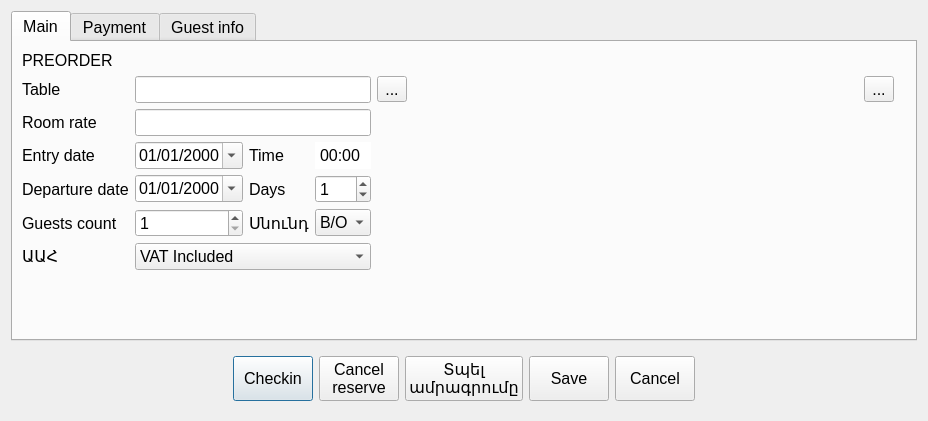
This is Waiter/dlgpreorderw.ui in End1-1/Cafe5 as Qt 5 draws it before an edit. The edited form follows.
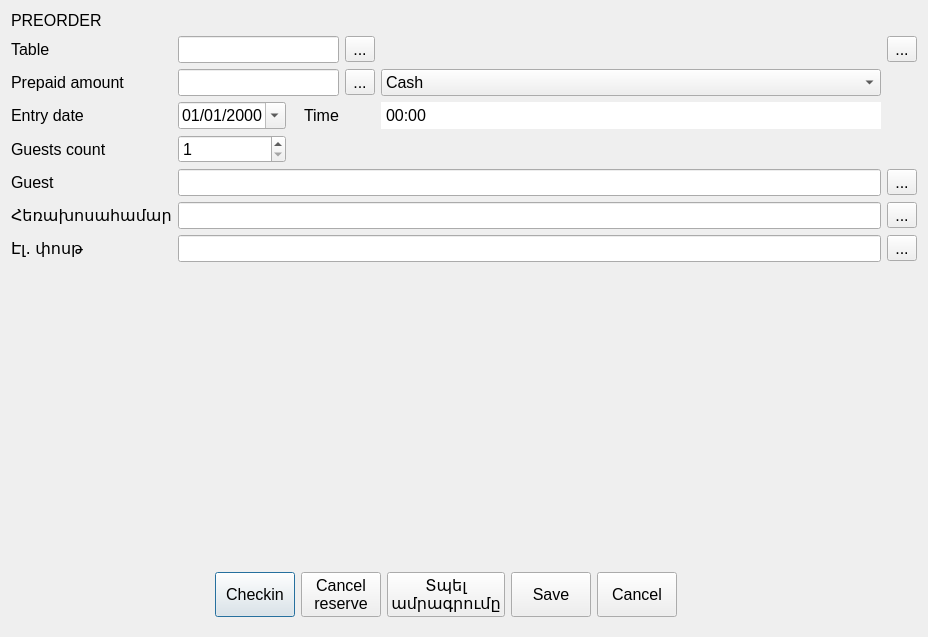
This is the edited form. Icons and pictures are not drawn. Custom widgets are drawn as their Qt base class.

Diff of the .ui file:
```diff
--- a/Waiter/dlgpreorderw.ui
+++ b/Waiter/dlgpreorderw.ui
@@ -7,7 +7,7 @@
     <x>0</x>
     <y>0</y>
     <width>928</width>
-    <height>421</height>
+    <height>637</height>
    </rect>
   </property>
   <property name="font">
@@ -19,612 +19,181 @@
    <string>Preorder</string>
   </property>
   <layout class="QGridLayout" name="gridLayout">
-   <item row="6" column="5">
-    <widget class="QTabWidget" name="tabWidget">
+   <item row="6" column="2" colspan="6">
+    <widget class="C5LineEdit" name="leGuestName">
      <property name="font">
       <font>
        <pointsize>12</pointsize>
       </font>
      </property>
-     <property name="currentIndex">
-      <number>0</number>
+    </widget>
+   </item>
+   <item row="3" column="0">
+    <widget class="QLabel" name="lbRoomRate">
+     <property name="font">
+      <font>
+       <pointsize>12</pointsize>
+      </font>
      </property>
-     <widget class="QWidget" name="tab">
-      <attribute name="title">
-       <string>Main</string>
-      </attribute>
-      <layout class="QGridLayout" name="gridLayout_2">
-       <item row="2" column="0">
-        <widget class="QLabel" name="lbRoomRate">
-         <property name="font">
-          <font>
-           <pointsize>12</pointsize>
-          </font>
-         </property>
-         <property name="text">
-          <string>Room rate</string>
-         </property>
-        </widget>
-       </item>
-       <item row="1" column="0">
-        <widget class="QLabel" name="lbTable">
-         <property name="font">
-          <font>
-           <pointsize>12</pointsize>
-          </font>
-         </property>
-         <property name="text">
-          <string>Table</string>
-         </property>
-        </widget>
-       </item>
-       <item row="1" column="5">
-        <spacer name="horizontalSpacer_3">
-         <property name="orientation">
-          <enum>Qt::Horizontal</enum>
-         </property>
-         <property name="sizeHint" stdset="0">
-          <size>
-           <width>40</width>
-           <height>20</height>
-          </size>
-         </property>
-        </spacer>
-       </item>
-       <item row="1" column="1" colspan="3">
-        <widget class="C5LineEdit" name="leTable">
-         <property name="font">
-          <font>
-           <pointsize>12</pointsize>
-          </font>
-         </property>
-         <property name="readOnly">
-          <bool>true</bool>
-         </property>
-        </widget>
-       </item>
-       <item row="4" column="0">
-        <widget class="QLabel" name="lbCheckout">
-         <property name="font">
-          <font>
-           <pointsize>12</pointsize>
-          </font>
-         </property>
-         <property name="text">
-          <string>Departure date</string>
-         </property>
-        </widget>
-       </item>
-       <item row="3" column="0">
-        <widget class="QLabel" name="label">
-         <property name="font">
-          <font>
-           <pointsize>12</pointsize>
-          </font>
-         </property>
-         <property name="text">
-          <string>Entry date</string>
-         </property>
-        </widget>
-       </item>
-       <item row="4" column="3">
-        <widget class="QSpinBox" name="leDays">
-         <property name="sizePolicy">
-          <sizepolicy hsizetype="Minimum" vsizetype="Fixed">
-           <horstretch>0</horstretch>
-           <verstretch>0</verstretch>
-          </sizepolicy>
-         </property>
-         <property name="font">
-          <font>
-           <pointsize>12</pointsize>
-          </font>
-         </property>
-         <property name="styleSheet">
-          <string notr="true"/>
-         </property>
-         <property name="showGroupSeparator" stdset="0">
-          <bool>false</bool>
-         </property>
-         <property name="suffix">
-          <string/>
-         </property>
-         <property name="prefix">
-          <string/>
-         </property>
-         <property name="minimum">
-          <number>0</number>
-         </property>
-         <property name="maximum">
-          <number>999</number>
-         </property>
-         <property name="value">
-          <number>1</number>
-         </property>
-         <property name="displayIntegerBase">
-          <number>10</number>
-         </property>
-        </widget>
-       </item>
-       <item row="6" column="3">
-        <widget class="QComboBox" name="cbMealPlan">
-         <property name="font">
-          <font>
-           <pointsize>12</pointsize>
-          </font>
-         </property>
-         <item>
-          <property name="text">
-           <string>B/O</string>
-          </property>
-         </item>
-         <item>
-          <property name="text">
-           <string>B/B</string>
-          </property>
-         </item>
-         <item>
-          <property name="text">
-           <string>H/B</string>
-          </property>
-         </item>
-         <item>
-          <property name="text">
-           <string>F/B</string>
-          </property>
-         </item>
-        </widget>
-       </item>
-       <item row="6" column="1">
-        <widget class="QSpinBox" name="leGuest">
-         <property name="sizePolicy">
-          <sizepolicy hsizetype="Minimum" vsizetype="Fixed">
-           <horstretch>0</horstretch>
-           <verstretch>0</verstretch>
-          </sizepolicy>
-         </property>
-         <property name="font">
-          <font>
-           <pointsize>12</pointsize>
-          </font>
-         </property>
-         <property name="styleSheet">
-          <string notr="true"/>
-         </property>
-         <property name="showGroupSeparator" stdset="0">
-          <bool>false</bool>
-         </property>
-         <property name="suffix">
-          <string/>
-         </property>
-         <property name="prefix">
-          <string/>
-         </property>
-         <property name="minimum">
-          <number>1</number>
-         </property>
-         <property name="maximum">
-          <number>999</number>
-         </property>
-         <property name="value">
-          <number>1</number>
-         </property>
-         <property name="displayIntegerBase">
-          <number>10</number>
-         </property>
-        </widget>
-       </item>
-       <item row="2" column="1" colspan="3">
-        <widget class="C5LineEdit" name="leRoomRate">
-         <property name="font">
-          <font>
-           <pointsize>12</pointsize>
-          </font>
-         </property>
-         <property name="type" stdset="0">
-          <number>1</number>
-         </property>
-        </widget>
-       </item>
-       <item row="4" column="1">
-        <widget class="QDateEdit" name="leDateCheckout">
-         <property name="sizePolicy">
-          <sizepolicy hsizetype="Minimum" vsizetype="Fixed">
-           <horstretch>0</horstretch>
-           <verstretch>0</verstretch>
-          </sizepolicy>
-         </property>
-         <property name="font">
-          <font>
-           <pointsize>12</pointsize>
-          </font>
-         </property>
-         <property name="styleSheet">
-          <string notr="true">QTimeEdit::up-arrow {width: 0;} QTimeEdit::up-button {width: 0;}QTimeEdit::down-button {width: 0;}</string>
-         </property>
-         <property name="displayFormat">
-          <string>dd/MM/yyyy</string>
-         </property>
-         <property name="calendarPopup">
-          <bool>true</bool>
-         </property>
-        </widget>
-       </item>
-       <item row="6" column="2">
-        <widget class="QLabel" name="lbDays_2">
-         <property name="font">
-          <font>
-           <pointsize>12</pointsize>
-          </font>
-         </property>
-         <property name="text">
-          <string>Սնունդ</string>
-         </property>
-        </widget>
-       </item>
-       <item row="3" column="2">
-        <widget class="QLabel" name="label_2">
-         <property name="font">
-          <font>
-           <pointsize>12</pointsize>
-          </font>
-         </property>
-         <property name="text">
-          <string>Time</string>
-         </property>
-        </widget>
-       </item>
-       <item row="3" column="1">
-        <widget class="QDateEdit" name="leDate">
-         <property name="sizePolicy">
-          <sizepolicy hsizetype="Minimum" vsizetype="Fixed">
-           <horstretch>0</horstretch>
-           <verstretch>0</verstretch>
-          </sizepolicy>
-         </property>
-         <property name="font">
-          <font>
-           <pointsize>12</pointsize>
-          </font>
-         </property>
-         <property name="styleSheet">
-          <string notr="true">QTimeEdit::up-arrow {width: 0;} QTimeEdit::up-button {width: 0;}QTimeEdit::down-button {width: 0;}</string>
-         </property>
-         <property name="displayFormat">
-          <string>dd/MM/yyyy</string>
-         </property>
-         <property name="calendarPopup">
-          <bool>true</bool>
-         </property>
-        </widget>
-       </item>
-       <item row="6" column="0">
-        <widget class="QLabel" name="label_4">
-         <property name="font">
-          <font>
-           <pointsize>12</pointsize>
-          </font>
-         </property>
-         <property name="text">
-          <string>Guests count</string>
-         </property>
-        </widget>
-       </item>
-       <item row="0" column="0" colspan="9">
-        <widget class="QLabel" name="lbPreorder">
-         <property name="font">
-          <font>
-           <pointsize>12</pointsize>
-          </font>
-         </property>
-         <property name="text">
-          <string>PREORDER</string>
-         </property>
-        </widget>
-       </item>
-       <item row="3" column="3">
-        <widget class="QTimeEdit" name="timeEdit">
-         <property name="sizePolicy">
-          <sizepolicy hsizetype="Minimum" vsizetype="Fixed">
-           <horstretch>0</horstretch>
-           <verstretch>0</verstretch>
-          </sizepolicy>
-         </property>
-         <property name="font">
-          <font>
-           <pointsize>12</pointsize>
-          </font>
-         </property>
-         <property name="styleSheet">
-          <string notr="true">QTimeEdit::up-arrow {width: 0;} QTimeEdit::up-button {width: 0;}QTimeEdit::down-button {width: 0;}</string>
-         </property>
-         <property name="displayFormat">
-          <string>HH:mm</string>
-         </property>
-         <property name="calendarPopup">
-          <bool>false</bool>
-         </property>
-         <property name="currentSectionIndex">
-          <number>0</number>
-         </property>
-        </widget>
-       </item>
-       <item row="1" column="4">
-        <widget class="QToolButton" name="btnSelectTable">
-         <property name="font">
-          <font>
-           <pointsize>12</pointsize>
-          </font>
-         </property>
-         <property name="text">
-          <string>...</string>
-         </property>
-         <property name="icon">
-          <iconset resource="../resources/res.qrc">
-           <normaloff>:/edit.png</normaloff>:/edit.png</iconset>
-         </property>
-         <property name="iconSize">
-          <size>
-           <width>16</width>
-           <height>16</height>
-          </size>
-         </property>
-        </widget>
-       </item>
-       <item row="4" column="2">
-        <widget class="QLabel" name="lbDays">
-         <property name="font">
-          <font>
-           <pointsize>12</pointsize>
-          </font>
-         </property>
-         <property name="text">
-          <string>Days</string>
-         </property>
-        </widget>
-       </item>
-       <item row="7" column="0">
-        <widget class="QLabel" name="label_5">
-         <property name="font">
-          <font>
-           <pointsize>12</pointsize>
-          </font>
-         </property>
-         <property name="text">
-          <string>ԱԱՀ</string>
-         </property>
-        </widget>
-       </item>
-       <item row="7" column="1" colspan="3">
-        <widget class="QComboBox" name="cbVatMode">
-         <property name="font">
-          <font>
-           <pointsize>12</pointsize>
-          </font>
-         </property>
-         <item>
-          <property name="text">
-           <string>VAT Included</string>
-          </property>
-         </item>
-         <item>
-          <property name="text">
-           <string>No VAT</string>
-          </property>
-         </item>
-         <item>
-          <property name="text">
-           <string>VAT not included</string>
-          </property>
-         </item>
-        </widget>
-       </item>
-       <item row="8" column="1">
-        <spacer name="verticalSpacer">
-         <property name="orientation">
-          <enum>Qt::Vertical</enum>
-         </property>
-         <property name="sizeHint" stdset="0">
-          <size>
-           <width>20</width>
-           <height>40</height>
-          </size>
-         </property>
-        </spacer>
-       </item>
-       <item row="1" column="6">
-        <widget class="QToolButton" name="btnCopyID">
-         <property name="text">
-          <string>...</string>
-         </property>
-        </widget>
-       </item>
-      </layout>
-     </widget>
-     <widget class="QWidget" name="tab_2">
-      <attribute name="title">
-       <string>Payment</string>
-      </attribute>
-      <layout class="QVBoxLayout" name="verticalLayout">
-       <item>
-        <widget class="QTableWidget" name="tblPayment">
-         <property name="selectionMode">
-          <enum>QAbstractItemView::SingleSelection</enum>
-         </property>
-         <property name="selectionBehavior">
-          <enum>QAbstractItemView::SelectItems</enum>
-         </property>
-         <attribute name="verticalHeaderVisible">
-          <bool>false</bool>
-         </attribute>
-         <row>
-          <property name="text">
-           <string>New Row</string>
-          </property>
-         </row>
-         <column>
-          <property name="text">
-           <string>UUID</string>
-          </property>
-         </column>
-         <column>
-          <property name="text">
-           <string>Payment type</string>
-          </property>
-         </column>
-         <column>
-          <property name="text">
-           <string>Date</string>
-          </property>
-         </column>
-         <column>
-          <property name="text">
-           <string>Purpose</string>
-          </property>
-         </column>
-         <column>
-          <property name="text">
-           <string>Amount</string>
-          </property>
-         </column>
-         <column>
-          <property name="text">
-           <string>Fiscal</string>
-          </property>
-         </column>
-        </widget>
-       </item>
-      </layout>
-     </widget>
-     <widget class="QWidget" name="tab_3">
-      <attribute name="title">
-       <string>Guest info</string>
-      </attribute>
-      <layout class="QGridLayout" name="gridLayout_3">
-       <item row="1" column="2">
-        <widget class="C5LineEdit" name="lePhone">
-         <property name="font">
-          <font>
-           <pointsize>12</pointsize>
-          </font>
-         </property>
-        </widget>
-       </item>
-       <item row="3" column="0">
-        <widget class="QLabel" name="label_12">
-         <property name="font">
-          <font>
-           <pointsize>12</pointsize>
-          </font>
-         </property>
-         <property name="text">
-          <string>Անձնագիր</string>
-         </property>
-        </widget>
-       </item>
-       <item row="0" column="3">
-        <widget class="QToolButton" name="btnEditGuestname">
-         <property name="font">
-          <font>
-           <pointsize>12</pointsize>
-          </font>
-         </property>
-         <property name="text">
-          <string>...</string>
-         </property>
-         <property name="icon">
-          <iconset resource="../resources/res.qrc">
-           <normaloff>:/edit.png</normaloff>:/edit.png</iconset>
-         </property>
-         <property name="iconSize">
-          <size>
-           <width>16</width>
-           <height>16</height>
-          </size>
-         </property>
-        </widget>
-       </item>
-       <item row="2" column="2">
-        <widget class="C5LineEdit" name="leEmail">
-         <property name="font">
-          <font>
-           <pointsize>12</pointsize>
-          </font>
-         </property>
-        </widget>
-       </item>
-       <item row="0" column="2">
-        <widget class="C5LineEdit" name="leGuestName">
-         <property name="font">
-          <font>
-           <pointsize>12</pointsize>
-          </font>
-         </property>
-        </widget>
-       </item>
-       <item row="0" column="0" colspan="2">
-        <widget class="QLabel" name="label_7">
-         <property name="font">
-          <font>
-           <pointsize>12</pointsize>
-          </font>
-         </property>
-         <property name="text">
-          <string>Guest</string>
-         </property>
-        </widget>
-       </item>
-       <item row="1" column="0">
-        <widget class="QLabel" name="label_10">
-         <property name="font">
-          <font>
-           <pointsize>12</pointsize>
-          </font>
-         </property>
-         <property name="text">
-          <string>Հեռախոսահամար</string>
-         </property>
-        </widget>
-       </item>
-       <item row="2" column="0">
-        <widget class="QLabel" name="label_11">
-         <property name="font">
-          <font>
-           <pointsize>12</pointsize>
-          </font>
-         </property>
-         <property name="text">
-          <string>Էլ․ փոսթ</string>
-         </property>
-        </widget>
-       </item>
-       <item row="4" column="1">
-        <spacer name="verticalSpacer_2">
-         <property name="orientation">
-          <enum>Qt::Vertical</enum>
-         </property>
-         <property name="sizeHint" stdset="0">
-          <size>
-           <width>20</width>
-           <height>40</height>
-          </size>
-         </property>
-        </spacer>
-       </item>
-       <item row="3" column="2">
-        <widget class="C5LineEdit" name="lePassport">
-         <property name="font">
-          <font>
-           <pointsize>12</pointsize>
-          </font>
-         </property>
-        </widget>
-       </item>
-      </layout>
-     </widget>
+     <property name="text">
+      <string>Prepaid amount</string>
+     </property>
     </widget>
    </item>
-   <item row="7" column="5">
+   <item row="5" column="2">
+    <widget class="QSpinBox" name="leGuest">
+     <property name="sizePolicy">
+      <sizepolicy hsizetype="Minimum" vsizetype="Fixed">
+       <horstretch>0</horstretch>
+       <verstretch>0</verstretch>
+      </sizepolicy>
+     </property>
+     <property name="font">
+      <font>
+       <pointsize>12</pointsize>
+      </font>
+     </property>
+     <property name="styleSheet">
+      <string notr="true"/>
+     </property>
+     <property name="showGroupSeparator" stdset="0">
+      <bool>false</bool>
+     </property>
+     <property name="suffix">
+      <string/>
+     </property>
+     <property name="prefix">
+      <string/>
+     </property>
+     <property name="minimum">
+      <number>1</number>
+     </property>
+     <property name="maximum">
+      <number>999</number>
+     </property>
+     <property name="value">
+      <number>1</number>
+     </property>
+     <property name="displayIntegerBase">
+      <number>10</number>
+     </property>
+    </widget>
+   </item>
+   <item row="4" column="0">
+    <widget class="QLabel" name="label">
+     <property name="font">
+      <font>
+       <pointsize>12</pointsize>
+      </font>
+     </property>
+     <property name="text">
+      <string>Entry date</string>
+     </property>
+    </widget>
+   </item>
+   <item row="4" column="5">
+    <widget class="QLabel" name="label_2">
+     <property name="font">
+      <font>
+       <pointsize>12</pointsize>
+      </font>
+     </property>
+     <property name="text">
+      <string>Time</string>
+     </property>
+    </widget>
+   </item>
+   <item row="1" column="7">
+    <spacer name="horizontalSpacer_3">
+     <property name="orientation">
+      <enum>Qt::Horizontal</enum>
+     </property>
+     <property name="sizeHint" stdset="0">
+      <size>
+       <width>529</width>
+       <height>20</height>
+      </size>
+     </property>
+    </spacer>
+   </item>
+   <item row="5" column="0">
+    <widget class="QLabel" name="label_4">
+     <property name="font">
+      <font>
+       <pointsize>12</pointsize>
+      </font>
+     </property>
+     <property name="text">
+      <string>Guests count</string>
+     </property>
+    </widget>
+   </item>
+   <item row="8" column="0">
+    <widget class="QLabel" name="label_11">
+     <property name="font">
+      <font>
+       <pointsize>12</pointsize>
+      </font>
+     </property>
+     <property name="text">
+      <string>Էլ․ փոսթ</string>
+     </property>
+    </widget>
+   </item>
+   <item row="1" column="8">
+    <widget class="QToolButton" name="btnCopyID">
+     <property name="text">
+      <string>...</string>
+     </property>
+    </widget>
+   </item>
+   <item row="8" column="8">
+    <widget class="QToolButton" name="btnEditEmail">
+     <property name="font">
+      <font>
+       <pointsize>12</pointsize>
+      </font>
+     </property>
+     <property name="text">
+      <string>...</string>
+     </property>
+     <property name="icon">
+      <iconset resource="../resources/res.qrc">
+       <normaloff>:/edit.png</normaloff>:/edit.png</iconset>
+     </property>
+     <property name="iconSize">
+      <size>
+       <width>16</width>
+       <height>16</height>
+      </size>
+     </property>
+    </widget>
+   </item>
+   <item row="4" column="2">
+    <widget class="QDateEdit" name="leDate">
+     <property name="sizePolicy">
+      <sizepolicy hsizetype="Minimum" vsizetype="Fixed">
+       <horstretch>0</horstretch>
+       <verstretch>0</verstretch>
+      </sizepolicy>
+     </property>
+     <property name="font">
+      <font>
+       <pointsize>12</pointsize>
+      </font>
+     </property>
+     <property name="styleSheet">
+      <string notr="true">QTimeEdit::up-arrow {width: 0;} QTimeEdit::up-button {width: 0;}QTimeEdit::down-button {width: 0;}</string>
+     </property>
+     <property name="displayFormat">
+      <string>dd/MM/yyyy</string>
+     </property>
+     <property name="calendarPopup">
+      <bool>true</bool>
+     </property>
+    </widget>
+   </item>
+   <item row="10" column="0" colspan="8">
     <widget class="QWidget" name="widget" native="true">
      <property name="font">
       <font>
@@ -793,6 +362,238 @@
      </layout>
     </widget>
    </item>
+   <item row="7" column="8">
+    <widget class="QToolButton" name="btnEditPhone">
+     <property name="font">
+      <font>
+       <pointsize>12</pointsize>
+      </font>
+     </property>
+     <property name="text">
+      <string>...</string>
+     </property>
+     <property name="icon">
+      <iconset resource="../resources/res.qrc">
+       <normaloff>:/edit.png</normaloff>:/edit.png</iconset>
+     </property>
+     <property name="iconSize">
+      <size>
+       <width>16</width>
+       <height>16</height>
+      </size>
+     </property>
+    </widget>
+   </item>
+   <item row="6" column="0">
+    <widget class="QLabel" name="label_7">
+     <property name="font">
+      <font>
+       <pointsize>12</pointsize>
+      </font>
+     </property>
+     <property name="text">
+      <string>Guest</string>
+     </property>
+    </widget>
+   </item>
+   <item row="4" column="7">
+    <widget class="QTimeEdit" name="timeEdit">
+     <property name="sizePolicy">
+      <sizepolicy hsizetype="Minimum" vsizetype="Fixed">
+       <horstretch>0</horstretch>
+       <verstretch>0</verstretch>
+      </sizepolicy>
+     </property>
+     <property name="font">
+      <font>
+       <pointsize>12</pointsize>
+      </font>
+     </property>
+     <property name="styleSheet">
+      <string notr="true">QTimeEdit::up-arrow {width: 0;} QTimeEdit::up-button {width: 0;}QTimeEdit::down-button {width: 0;}</string>
+     </property>
+     <property name="displayFormat">
+      <string>HH:mm</string>
+     </property>
+     <property name="calendarPopup">
+      <bool>false</bool>
+     </property>
+     <property name="currentSectionIndex">
+      <number>0</number>
+     </property>
+    </widget>
+   </item>
+   <item row="1" column="0">
+    <widget class="QLabel" name="lbTable">
+     <property name="font">
+      <font>
+       <pointsize>12</pointsize>
+      </font>
+     </property>
+     <property name="text">
+      <string>Table</string>
+     </property>
+    </widget>
+   </item>
+   <item row="7" column="2" colspan="6">
+    <widget class="C5LineEdit" name="lePhone">
+     <property name="font">
+      <font>
+       <pointsize>12</pointsize>
+      </font>
+     </property>
+    </widget>
+   </item>
+   <item row="8" column="2" colspan="6">
+    <widget class="C5LineEdit" name="leEmail">
+     <property name="font">
+      <font>
+       <pointsize>12</pointsize>
+      </font>
+     </property>
+    </widget>
+   </item>
+   <item row="3" column="7">
+    <widget class="QComboBox" name="cbPaymentMode">
+     <item>
+      <property name="text">
+       <string>Cash</string>
+      </property>
+     </item>
+     <item>
+      <property name="text">
+       <string>Card</string>
+      </property>
+     </item>
+    </widget>
+   </item>
+   <item row="6" column="8">
+    <widget class="QToolButton" name="btnEditGuestname">
+     <property name="font">
+      <font>
+       <pointsize>12</pointsize>
+      </font>
+     </property>
+     <property name="text">
+      <string>...</string>
+     </property>
+     <property name="icon">
+      <iconset resource="../resources/res.qrc">
+       <normaloff>:/edit.png</normaloff>:/edit.png</iconset>
+     </property>
+     <property name="iconSize">
+      <size>
+       <width>16</width>
+       <height>16</height>
+      </size>
+     </property>
+    </widget>
+   </item>
+   <item row="0" column="0">
+    <widget class="QLabel" name="lbPreorder">
+     <property name="font">
+      <font>
+       <pointsize>12</pointsize>
+      </font>
+     </property>
+     <property name="text">
+      <string>PREORDER</string>
+     </property>
+    </widget>
+   </item>
+   <item row="9" column="0">
+    <spacer name="verticalSpacer">
+     <property name="orientation">
+      <enum>Qt::Vertical</enum>
+     </property>
+     <property name="sizeHint" stdset="0">
+      <size>
+       <width>20</width>
+       <height>269</height>
+      </size>
+     </property>
+    </spacer>
+   </item>
+   <item row="7" column="0" colspan="2">
+    <widget class="QLabel" name="label_10">
+     <property name="font">
+      <font>
+       <pointsize>12</pointsize>
+      </font>
+     </property>
+     <property name="text">
+      <string>Հեռախոսահամար</string>
+     </property>
+    </widget>
+   </item>
+   <item row="1" column="6">
+    <widget class="QToolButton" name="btnSelectTable">
+     <property name="font">
+      <font>
+       <pointsize>12</pointsize>
+      </font>
+     </property>
+     <property name="text">
+      <string>...</string>
+     </property>
+     <property name="icon">
+      <iconset resource="../resources/res.qrc">
+       <normaloff>:/edit.png</normaloff>:/edit.png</iconset>
+     </property>
+     <property name="iconSize">
+      <size>
+       <width>16</width>
+       <height>16</height>
+      </size>
+     </property>
+    </widget>
+   </item>
+   <item row="3" column="2" colspan="4">
+    <widget class="C5LineEdit" name="leRoomRate">
+     <property name="font">
+      <font>
+       <pointsize>12</pointsize>
+      </font>
+     </property>
+     <property name="type" stdset="0">
+      <number>1</number>
+     </property>
+    </widget>
+   </item>
+   <item row="3" column="6">
+    <widget class="QToolButton" name="btnEditAmount">
+     <property name="font">
+      <font>
+       <pointsize>12</pointsize>
+      </font>
+     </property>
+     <property name="text">
+      <string>...</string>
+     </property>
+     <property name="icon">
+      <iconset resource="../resources/res.qrc">
+       <normaloff>:/edit.png</normaloff>:/edit.png</iconset>
+     </property>
+     <property name="iconSize">
+      <size>
+       <width>16</width>
+       <height>16</height>
+      </size>
+     </property>
+    </widget>
+   </item>
+   <item row="1" column="2" colspan="4">
+    <widget class="C5LineEdit" name="leTable">
+     <property name="font">
+      <font>
+       <pointsize>12</pointsize>
+      </font>
+     </property>
+     <property name="readOnly">
+      <bool>true</bool>
+     </property>
+    </widget>
+   </item>
   </layout>
  </widget>
  <customwidgets>
```
Left out of the diff: 17 changed lines with no effect on the pictures.
